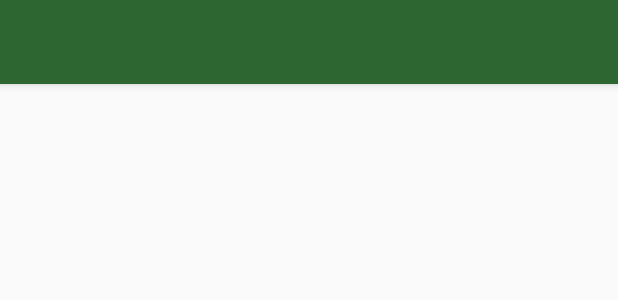
After one commit to mtarradellas/HCI-Android, an Android app: the layout toolbar.xml on its own in the app's theme, with its tools: preview values and no code run, on a phone screen of 412 x 824 dp. The commit adds this screen. Shown: the top 300 px of the screen. Run offline under Robolectric (Android 15) with nearby library versions, the phone set to English and light mode, and no system bars.

Commit message:
skeleton for toolbar

```diff
--- /dev/null
+++ b/SmartHome/app/src/main/res/layout/toolbar.xml
@@ -0,0 +1,8 @@
+<?xml version="1.0" encoding="utf-8"?>
+<androidx.appcompat.widget.Toolbar xmlns:android="http://schemas.android.com/apk/res/android"
+    android:layout_width="match_parent"
+    android:layout_height="wrap_content"
+    android:background="@color/colorBottomNavBg"
+    android:elevation="4dp">
+
+</androidx.appcompat.widget.Toolbar>
--- a/SmartHome/app/src/main/res/values/styles.xml
+++ b/SmartHome/app/src/main/res/values/styles.xml
@@ -1,7 +1,7 @@
 <resources>
 
     <!-- Base application theme. -->
-    <style name="AppTheme" parent="Theme.AppCompat.Light.DarkActionBar">
+    <style name="AppTheme" parent="Theme.AppCompat.Light.NoActionBar">
         <!-- Customize your theme here. -->
         <item name="colorPrimary">@color/colorPrimary</item>
         <item name="colorPrimaryDark">@color/colorPrimaryDark</item>
```
Also changed, not shown: SmartHome/app/src/main/java/com/example/smarthome/MainActivity.java (+35 -7 lines), SmartHome/app/src/main/res/layout/activity_main.xml (+8 -1 lines), SmartHome/app/src/main/res/menu/toolbar_menu.xml (added, +13 -0 lines).
